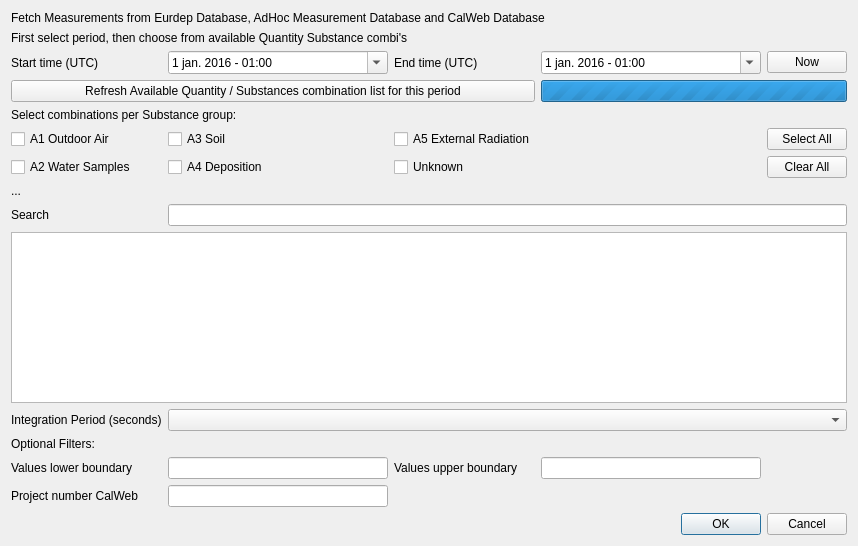
The window that ui/jrodos_measurements_dialog_base.ui (rduivenvoorde/jrodos) describes before a commit, drawn with Qt 5.
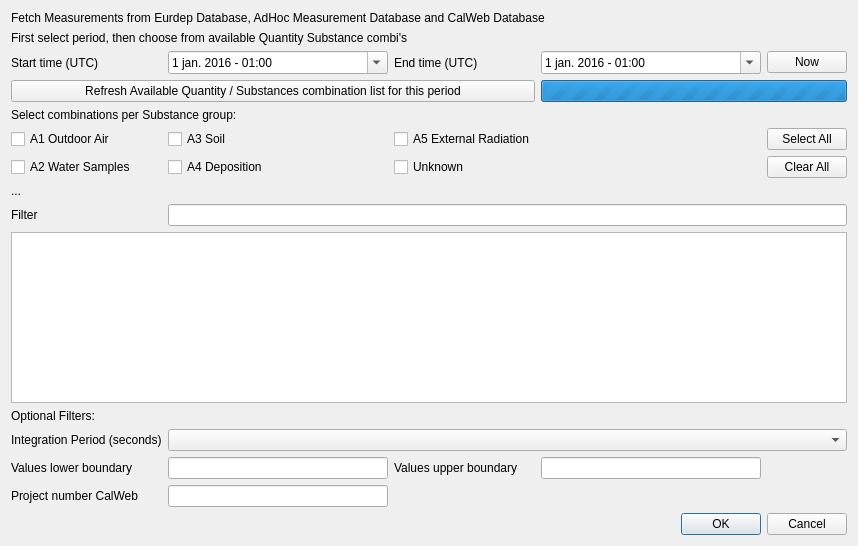
The same window after the commit.

Commit message: Make timeend-start an optional parameter

The edit to the form file:
```diff
--- a/ui/jrodos_measurements_dialog_base.ui
+++ b/ui/jrodos_measurements_dialog_base.ui
@@ -140,7 +140,7 @@
    <item row="10" column="0">
     <widget class="QLabel" name="label">
      <property name="text">
-      <string>Search</string>
+      <string>Filter</string>
      </property>
     </widget>
    </item>
@@ -243,13 +243,6 @@
      </property>
     </widget>
    </item>
-   <item row="15" column="0">
-    <widget class="QLabel" name="lbl_bounds_optional">
-     <property name="text">
-      <string>Optional Filters:</string>
-     </property>
-    </widget>
-   </item>
    <item row="10" column="1" colspan="4">
     <widget class="QLineEdit" name="le_combis_filter"/>
    </item>
@@ -260,6 +253,13 @@
      </property>
     </widget>
    </item>
+   <item row="12" column="0">
+    <widget class="QLabel" name="lbl_bounds_optional">
+     <property name="text">
+      <string>Optional Filters:</string>
+     </property>
+    </widget>
+   </item>
   </layout>
  </widget>
  <resources/>
```
The commit also changes 2 other files.
